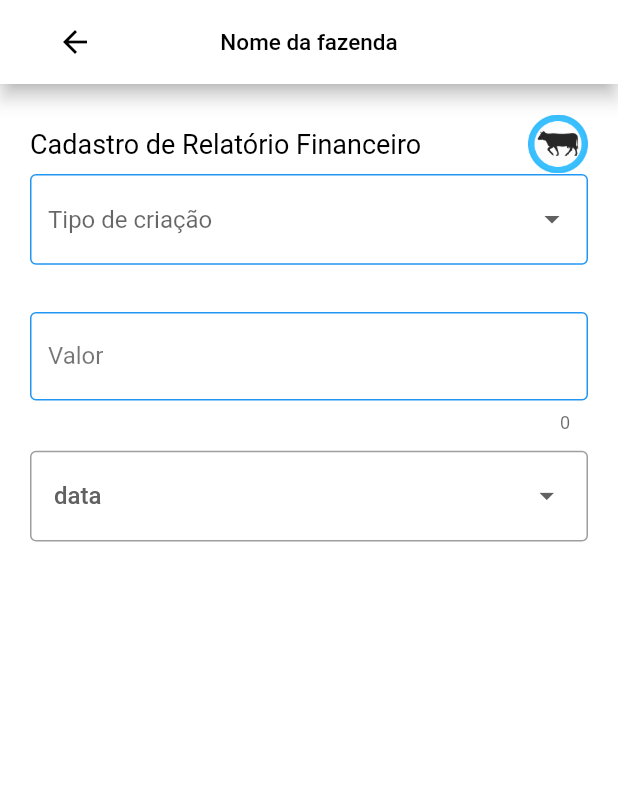
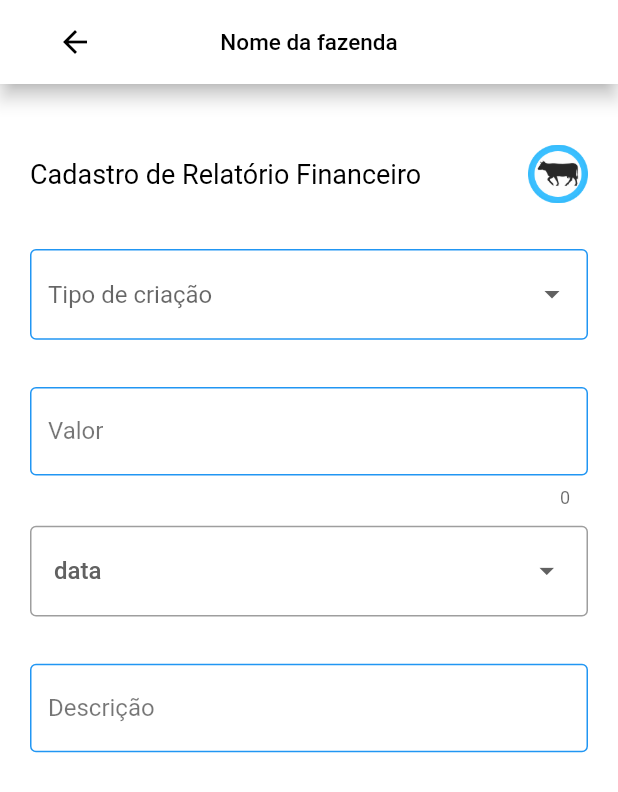
Before and after one commit to mateus-lm/Requisitos2021.1-E-Gado, a Flutter app: the AddFinancial screen opened directly, on a phone screen of 412 x 824 dp. Shown: the top 792 px of the screen. Run offline on Flutter 3.47's test engine with Material 2 defaults, Android fonts, the phone set to English and light mode, and no system bars; our stand-ins replace dio, mobx; generated files the repository leaves out were written again.

Commit message:
Atualizando tela de finanças

```diff
--- a/lib/Screens/AddFinancialReport.dart
+++ b/lib/Screens/AddFinancialReport.dart
@@ -50,7 +50,9 @@ class _AddFinancialState extends State<AddFinancial> {
         padding: EdgeInsets.only(left: 20.0, right: 20.0, top: 20.0),
         child: Column(
           children: [
-            Row(
+            Padding(
+              padding: const EdgeInsets.only(top:20, bottom: 30.0),
+              child: Row(
                 children: [
                   Expanded(
                     child: Text(
@@ -69,11 +71,26 @@ class _AddFinancialState extends State<AddFinancial> {
                   ),
                 ],
               ),
+            ),
             DropDownCreate(financesTypeCon, 'Lucro', 'Despesa'),
             MyWidgets().caixaTexto('Valor', valueCon),
             DatePick(dateCon, 'data'),
-
-
+            Container(
+              padding: EdgeInsets.only(bottom: 11.5),
+              child: TextField(
+                controller: descriptionCon,
+                decoration: InputDecoration(
+                  enabledBorder: const OutlineInputBorder(
+                    borderSide:
+                        const BorderSide(color: Colors.blue, width: 1.0),
+                  ),
+                  border: const OutlineInputBorder(),
+                  labelStyle: TextStyle(color: Colors.black54),
+                  labelText: 'Descrição',
+                ),
+                //controller: _textEditingController,
+              ),
+            )
           ],
         ),
       ),
```
Lines whose indentation alone changed are shown as unchanged.
